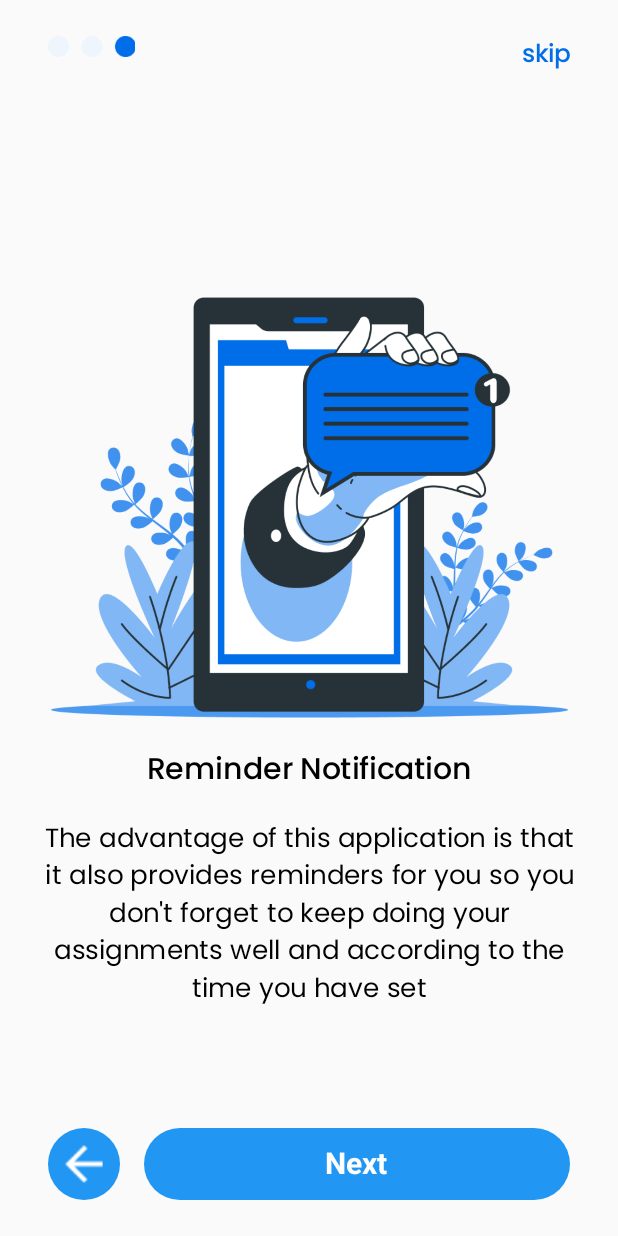
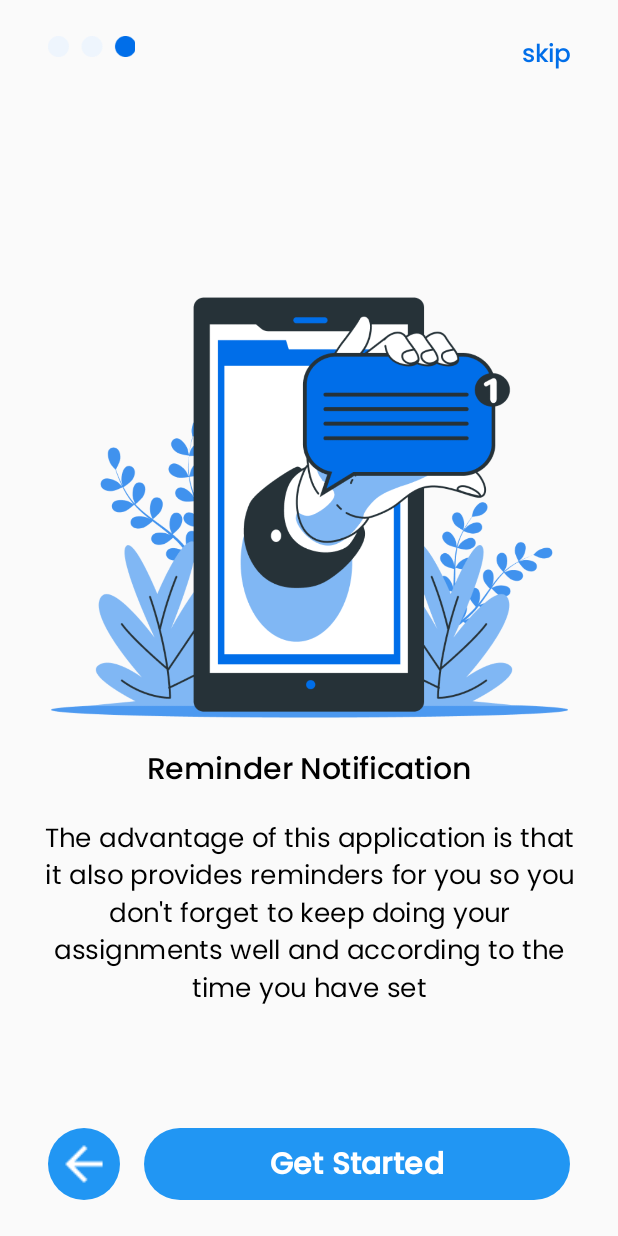
Before and after one commit to kyao22/083205004013_NguyenHoHoangPhuc_Baitap3, an Android app built with Jetpack Compose: the SThird screen opened through its navigation route, on a phone screen of 412 x 824 dp. Run offline under Robolectric (Android 15) with nearby library versions, the phone set to English and light mode, and no system bars.

Commit message:
Initial commit

```diff
--- a/cau_2/app/src/main/java/com/example/cau_2/MainActivity.kt
+++ b/cau_2/app/src/main/java/com/example/cau_2/MainActivity.kt
@@ -195,7 +195,7 @@ fun StartedFirst(navController: NavHostController) {
         ) {
             Text(
                 text = "Next",
-                fontFamily = FontFamily.Default,
+                fontFamily = poppinsMediumFont,
                 fontWeight = FontWeight.Bold,
                 fontSize = 20.sp,
                 lineHeight = 25.sp
@@ -310,7 +310,7 @@ fun StartedSecond(navController: NavHostController) {
             ) {
                 Text(
                     text = "Next",
-                    fontFamily = FontFamily.Default,
+                    fontFamily = poppinsMediumFont,
                     fontWeight = FontWeight.Bold,
                     fontSize = 20.sp,
                     lineHeight = 25.sp
@@ -425,8 +425,8 @@ fun StartedThird(navController: NavHostController) {
                 modifier = Modifier.weight(1f).height(48.dp)
             ) {
                 Text(
-                    text = "Next",
-                    fontFamily = FontFamily.Default,
+                    text = "Get Started",
+                    fontFamily = poppinsMediumFont,
                     fontWeight = FontWeight.Bold,
                     fontSize = 20.sp,
                     lineHeight = 25.sp
```
